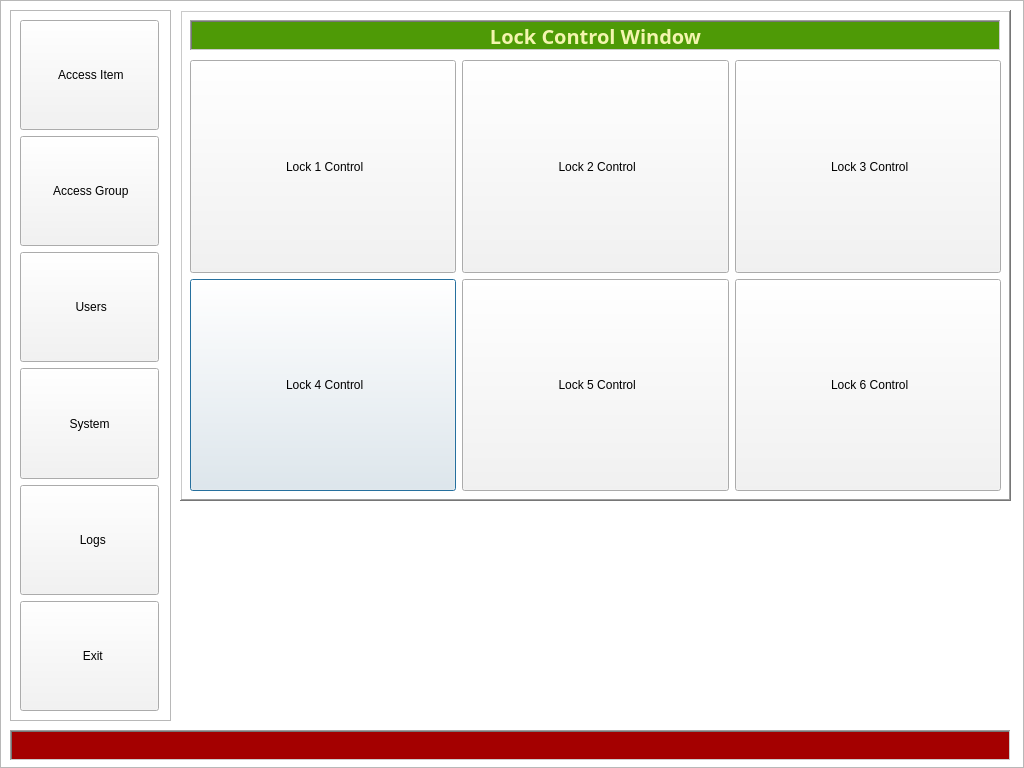
This is lock_screen.ui in swodaemkram/aces as Qt 5 draws it before an edit. The edited form follows.
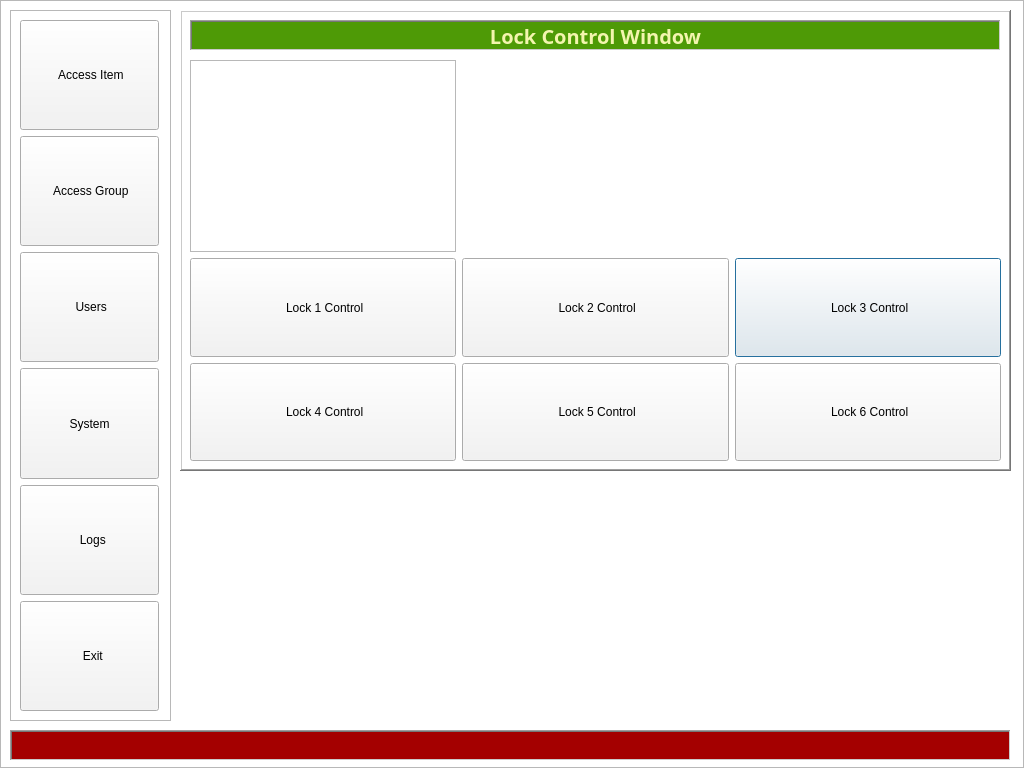
This is the edited form. Icons and pictures are not drawn.

What changed in the file:
```diff
--- a/lock_screen.ui
+++ b/lock_screen.ui
@@ -35,7 +35,7 @@
      <x>180</x>
      <y>10</y>
      <width>831</width>
-     <height>491</height>
+     <height>461</height>
     </rect>
    </property>
    <property name="frameShape">
@@ -50,98 +50,11 @@
       <x>10</x>
       <y>50</y>
       <width>811</width>
-      <height>431</height>
+      <height>401</height>
      </rect>
     </property>
     <layout class="QGridLayout" name="gridLayout">
-     <item row="2" column="0">
-      <widget class="QPushButton" name="pushButton_9">
-       <property name="sizePolicy">
-        <sizepolicy hsizetype="MinimumExpanding" vsizetype="MinimumExpanding">
-         <horstretch>0</horstretch>
-         <verstretch>0</verstretch>
-        </sizepolicy>
-       </property>
-       <property name="palette">
-        <palette>
-         <active>
-          <colorrole role="Button">
-           <brush brushstyle="SolidPattern">
-            <color alpha="255">
-             <red>243</red>
-             <green>243</green>
-             <blue>243</blue>
-            </color>
-           </brush>
-          </colorrole>
-          <colorrole role="ButtonText">
-           <brush brushstyle="SolidPattern">
-            <color alpha="255">
-             <red>0</red>
-             <green>0</green>
-             <blue>0</blue>
-            </color>
-           </brush>
-          </colorrole>
-         </active>
-         <inactive>
-          <colorrole role="Button">
-           <brush brushstyle="SolidPattern">
-            <color alpha="255">
-             <red>243</red>
-             <green>243</green>
-             <blue>243</blue>
-            </color>
-           </brush>
-          </colorrole>
-          <colorrole role="ButtonText">
-           <brush brushstyle="SolidPattern">
-            <color alpha="255">
-             <red>0</red>
-             <green>0</green>
-             <blue>0</blue>
-            </color>
-           </brush>
-          </colorrole>
-         </inactive>
-         <disabled>
-          <colorrole role="Button">
-           <brush brushstyle="SolidPattern">
-            <color alpha="255">
-             <red>243</red>
-             <green>243</green>
-             <blue>243</blue>
-            </color>
-           </brush>
-          </colorrole>
-          <colorrole role="ButtonText">
-           <brush brushstyle="SolidPattern">
-            <color alpha="255">
-             <red>190</red>
-             <green>190</green>
-             <blue>190</blue>
-            </color>
-           </brush>
-          </colorrole>
-         </disabled>
-        </palette>
-       </property>
-       <property name="text">
-        <string> Lock 4 Control</string>
-       </property>
-       <property name="icon">
-        <iconset>
-         <normaloff>../build-aces-Desktop-Debug/icons/newBlackLock.png</normaloff>../build-aces-Desktop-Debug/icons/newBlackLock.png</iconset>
-       </property>
-       <property name="iconSize">
-        <size>
-         <width>50</width>
-         <height>50</height>
-        </size>
-       </property>
-      </widget>
-     </item>
-     <item row="0" column="2">
+     <item row="2" column="2">
       <widget class="QPushButton" name="pushButton_8">
        <property name="sizePolicy">
         <sizepolicy hsizetype="MinimumExpanding" vsizetype="MinimumExpanding">
@@ -228,7 +141,7 @@
        </property>
       </widget>
      </item>
-     <item row="0" column="1">
+     <item row="2" column="1">
       <widget class="QPushButton" name="pushButton_7">
        <property name="sizePolicy">
         <sizepolicy hsizetype="MinimumExpanding" vsizetype="MinimumExpanding">
@@ -315,7 +228,7 @@
        </property>
       </widget>
      </item>
-     <item row="2" column="1">
+     <item row="4" column="1">
       <widget class="QPushButton" name="pushButton_10">
        <property name="sizePolicy">
         <sizepolicy hsizetype="MinimumExpanding" vsizetype="MinimumExpanding">
@@ -402,7 +315,94 @@
        </property>
       </widget>
      </item>
-     <item row="2" column="2">
+     <item row="4" column="0">
+      <widget class="QPushButton" name="pushButton_9">
+       <property name="sizePolicy">
+        <sizepolicy hsizetype="MinimumExpanding" vsizetype="MinimumExpanding">
+         <horstretch>0</horstretch>
+         <verstretch>0</verstretch>
+        </sizepolicy>
+       </property>
+       <property name="palette">
+        <palette>
+         <active>
+          <colorrole role="Button">
+           <brush brushstyle="SolidPattern">
+            <color alpha="255">
+             <red>243</red>
+             <green>243</green>
+             <blue>243</blue>
+            </color>
+           </brush>
+          </colorrole>
+          <colorrole role="ButtonText">
+           <brush brushstyle="SolidPattern">
+            <color alpha="255">
+             <red>0</red>
+             <green>0</green>
+             <blue>0</blue>
+            </color>
+           </brush>
+          </colorrole>
+         </active>
+         <inactive>
+          <colorrole role="Button">
+           <brush brushstyle="SolidPattern">
+            <color alpha="255">
+             <red>243</red>
+             <green>243</green>
+             <blue>243</blue>
+            </color>
+           </brush>
+          </colorrole>
+          <colorrole role="ButtonText">
+           <brush brushstyle="SolidPattern">
+            <color alpha="255">
+             <red>0</red>
+             <green>0</green>
+             <blue>0</blue>
+            </color>
+           </brush>
+          </colorrole>
+         </inactive>
+         <disabled>
+          <colorrole role="Button">
+           <brush brushstyle="SolidPattern">
+            <color alpha="255">
+             <red>243</red>
+             <green>243</green>
+             <blue>243</blue>
+            </color>
+           </brush>
+          </colorrole>
+          <colorrole role="ButtonText">
+           <brush brushstyle="SolidPattern">
+            <color alpha="255">
+             <red>190</red>
+             <green>190</green>
+             <blue>190</blue>
+            </color>
+           </brush>
+          </colorrole>
+         </disabled>
+        </palette>
+       </property>
+       <property name="text">
+        <string> Lock 4 Control</string>
+       </property>
+       <property name="icon">
+        <iconset>
+         <normaloff>../build-aces-Desktop-Debug/icons/newBlackLock.png</normaloff>../build-aces-Desktop-Debug/icons/newBlackLock.png</iconset>
+       </property>
+       <property name="iconSize">
+        <size>
+         <width>50</width>
+         <height>50</height>
+        </size>
+       </property>
+      </widget>
+     </item>
+     <item row="4" column="2">
       <widget class="QPushButton" name="pushButton_11">
        <property name="sizePolicy">
         <sizepolicy hsizetype="MinimumExpanding" vsizetype="MinimumExpanding">
@@ -489,7 +489,7 @@
        </property>
       </widget>
      </item>
-     <item row="0" column="0">
+     <item row="2" column="0">
       <widget class="QPushButton" name="pushButton_6">
        <property name="sizePolicy">
         <sizepolicy hsizetype="MinimumExpanding" vsizetype="MinimumExpanding">
@@ -576,6 +576,9 @@
        </property>
       </widget>
      </item>
+     <item row="1" column="0">
+      <widget class="QGraphicsView" name="graphicsView_2"/>
+     </item>
     </layout>
    </widget>
    <widget class="QLabel" name="label">
```
